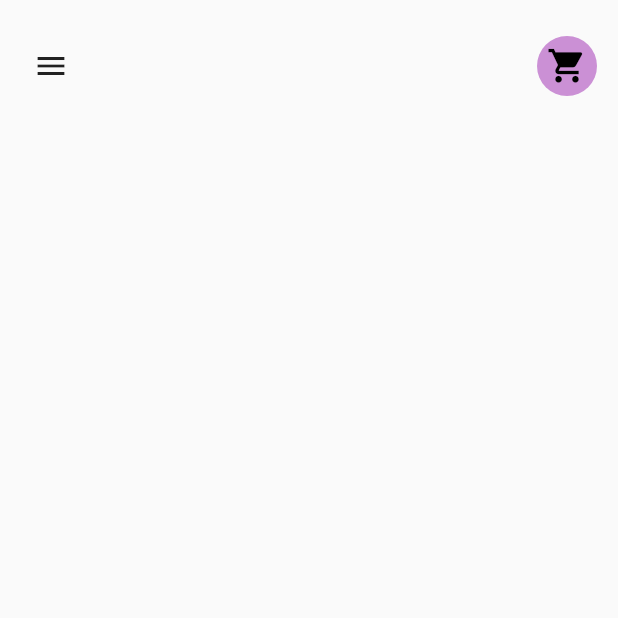
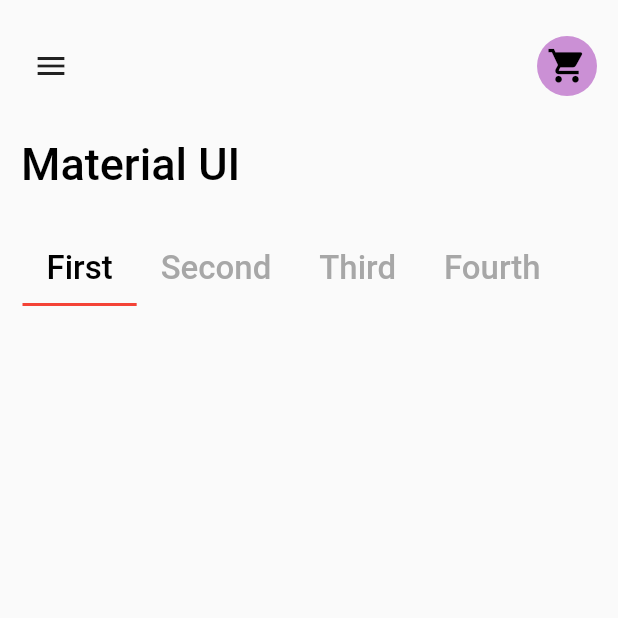
Before and after one commit to Yazdani1/Flutter-UI-Material-Design, a Flutter app: the screen it shows after launch, on a phone screen of 412 x 824 dp, the top half of it. Run offline on Flutter 3.47's test engine with Material 2 defaults, Android fonts, the phone set to English and light mode, and no system bars.

Commit message:
Second Commit

```diff
--- /dev/null
+++ b/lib/AllDataPage.dart
@@ -0,0 +1,13 @@
+import 'package:flutter/material.dart';
+
+class AllDataPage extends StatefulWidget {
+  @override
+  _AllDataPageState createState() => new _AllDataPageState();
+}
+
+class _AllDataPageState extends State<AllDataPage> {
+  @override
+  Widget build(BuildContext context) {
+    return new Container();
+  }
+}
--- a/lib/HomePage.dart
+++ b/lib/HomePage.dart
@@ -5,7 +5,16 @@ class Home extends StatefulWidget {
   _HomeState createState() => new _HomeState();
 }
 
-class _HomeState extends State<Home> {
+class _HomeState extends State<Home>with SingleTickerProviderStateMixin {
+
+  TabController tabController;
+
+  @override
+  void initState() {
+    tabController=new TabController(length: 4, vsync: this);
+    super.initState();
+  }
+
   @override
   Widget build(BuildContext context) {
     return new Scaffold(
@@ -33,6 +42,71 @@ class _HomeState extends State<Home> {
                 )
               ],
             ),
+          ),//container end
+          new Padding(
+              padding: const EdgeInsets.all(14.0),
+            child: new Text("Material UI",
+            style: TextStyle(
+              fontSize: 30.0,
+              color: Colors.black,
+              fontWeight: FontWeight.w500
+            ),
+            ),
+          ),
+          new Padding(
+              padding: EdgeInsets.all(15.0),
+            child: TabBar(
+              controller: tabController,
+              indicatorColor: Colors.red,
+              labelColor: Colors.black,
+              unselectedLabelColor: Colors.grey.withOpacity(0.9),
+              isScrollable: true,
+              tabs: <Widget>[
+
+                new Tab(
+                  child: new Text("First",
+                  style: TextStyle(
+                    fontSize: 22.0,
+                  ),
+                  ),
+                ),
+                new Tab(
+                  child: new Text("Second",
+                    style: TextStyle(
+                      fontSize: 22.0,
+                    ),
+                  ),
+                ),
+                new Tab(
+                  child: new Text("Third",
+                    style: TextStyle(
+                      fontSize: 22.0,
+                    ),
+                  ),
+                ),
+
+                new Tab(
+                  child: new Text("Fourth",
+                    style: TextStyle(
+                      fontSize: 22.0,
+                    ),
+                  ),
+                ),
+
+
+
+              ],
+            ),
+          ),//end tabbar
+
+          new Container(
+            height: MediaQuery.of(context).size.height-200.0,
+            child: TabBarView(
+                controller: tabController,
+              children: <Widget>[
+
+              ],
+            ),
           )
 
         ],
```
